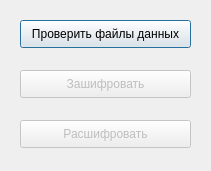
Old version of the form Encoder.ui in the repository kalipav/Encoder.
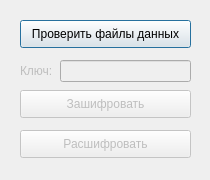
New version of the form.

Commit message: Готовый проект.

What changed in the file:
```diff
--- a/Encoder.ui
+++ b/Encoder.ui
@@ -6,20 +6,20 @@
    <rect>
     <x>0</x>
     <y>0</y>
-    <width>211</width>
-    <height>171</height>
+    <width>210</width>
+    <height>180</height>
    </rect>
   </property>
   <property name="minimumSize">
    <size>
-    <width>211</width>
-    <height>171</height>
+    <width>210</width>
+    <height>180</height>
    </size>
   </property>
   <property name="maximumSize">
    <size>
-    <width>211</width>
-    <height>171</height>
+    <width>210</width>
+    <height>180</height>
    </size>
   </property>
   <property name="windowTitle">
@@ -45,7 +45,7 @@
    <property name="geometry">
     <rect>
      <x>20</x>
-     <y>70</y>
+     <y>90</y>
      <width>171</width>
      <height>28</height>
     </rect>
@@ -61,7 +61,7 @@
    <property name="geometry">
     <rect>
      <x>20</x>
-     <y>120</y>
+     <y>130</y>
      <width>171</width>
      <height>28</height>
     </rect>
@@ -70,6 +70,35 @@
     <string>Расшифровать</string>
    </property>
   </widget>
+  <widget class="QLabel" name="keyLabel">
+   <property name="enabled">
+    <bool>false</bool>
+   </property>
+   <property name="geometry">
+    <rect>
+     <x>20</x>
+     <y>60</y>
+     <width>41</width>
+     <height>21</height>
+    </rect>
+   </property>
+   <property name="text">
+    <string>Ключ:</string>
+   </property>
+  </widget>
+  <widget class="QLineEdit" name="keyLineEdit">
+   <property name="enabled">
+    <bool>false</bool>
+   </property>
+   <property name="geometry">
+    <rect>
+     <x>60</x>
+     <y>60</y>
+     <width>131</width>
+     <height>22</height>
+    </rect>
+   </property>
+  </widget>
  </widget>
  <layoutdefault spacing="6" margin="11"/>
  <resources/>
```
Left out of the diff: 6 changed lines with no effect on the pictures. The commit also changes 2 other files.
